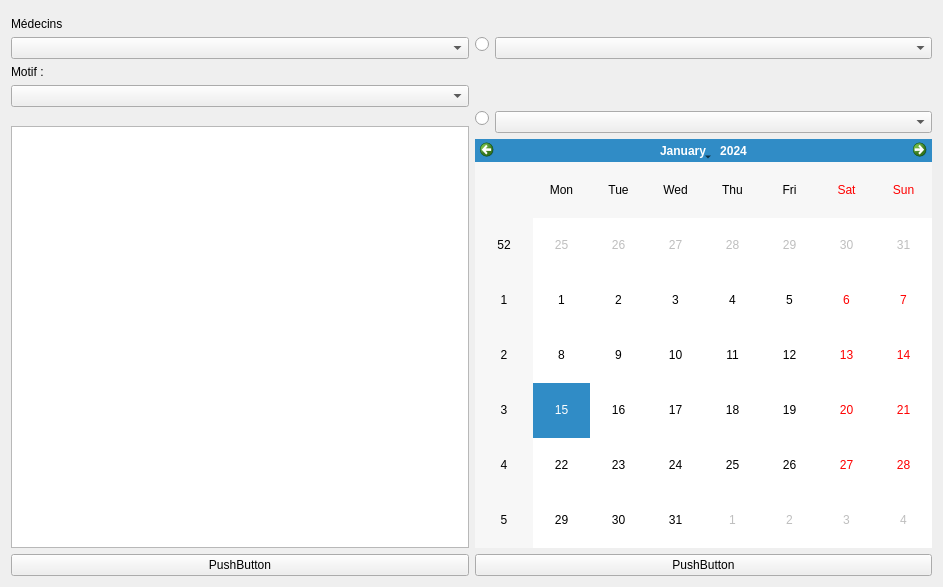
First picture: the form in front/ui/Rapport.ui, repository FabioF9/GSB-AppliVisiteur, before the edit.
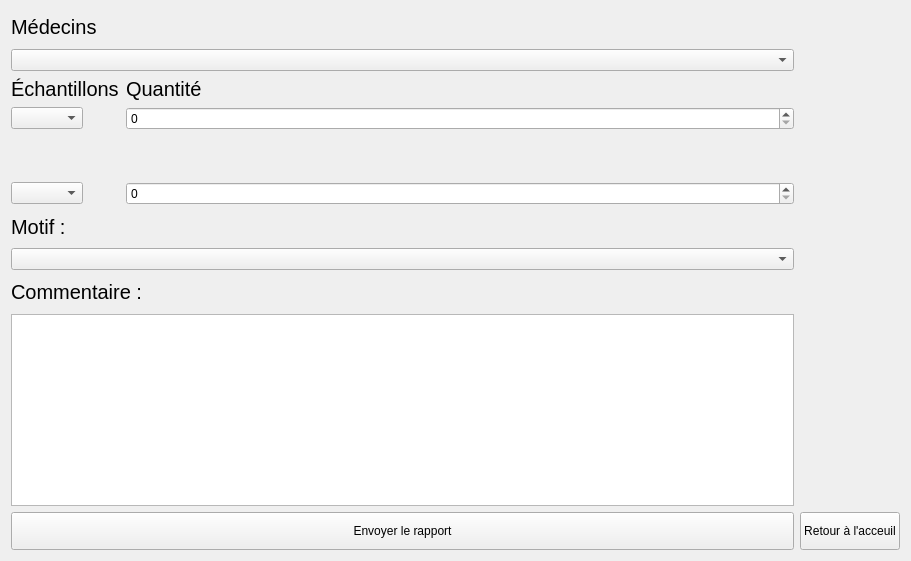
Second picture: the form after the edit. Icons and pictures are not drawn.

```diff
--- a/front/ui/Rapport.ui
+++ b/front/ui/Rapport.ui
@@ -6,8 +6,8 @@
    <rect>
     <x>0</x>
     <y>0</y>
-    <width>943</width>
-    <height>587</height>
+    <width>911</width>
+    <height>561</height>
    </rect>
   </property>
   <property name="windowTitle">
@@ -17,29 +17,91 @@
    <string>&lt;html&gt;&lt;head/&gt;&lt;body&gt;&lt;p&gt;&lt;img src=&quot;:/logoGSB/logoGSBresize.png&quot;/&gt;&lt;/p&gt;&lt;/body&gt;&lt;/html&gt;</string>
   </property>
   <layout class="QGridLayout" name="gridLayout">
-   <item row="2" column="2" rowspan="5">
+   <item row="12" column="3">
+    <widget class="QPushButton" name="rapport_to_index">
+     <property name="styleSheet">
+      <string notr="true">height: 30px;</string>
+     </property>
+     <property name="text">
+      <string>Retour à l'acceuil</string>
+     </property>
+    </widget>
+   </item>
+   <item row="5" column="1">
+    <widget class="QComboBox" name="rapport_motif"/>
+   </item>
+   <item row="12" column="1">
+    <widget class="QPushButton" name="rapport_envoyer">
+     <property name="styleSheet">
+      <string notr="true">height: 30px;</string>
+     </property>
+     <property name="text">
+      <string>Envoyer le rapport</string>
+     </property>
+    </widget>
+   </item>
+   <item row="10" column="3">
+    <widget class="QLabel" name="label">
+     <property name="toolTip">
+      <string>&lt;html&gt;&lt;head/&gt;&lt;body&gt;&lt;p&gt;&lt;img src=&quot;:/logogsb/logoGSBresize.png&quot;/&gt;&lt;/p&gt;&lt;/body&gt;&lt;/html&gt;</string>
+     </property>
+     <property name="text">
+      <string/>
+     </property>
+     <property name="pixmap">
+      <pixmap resource="ressources.qrc">:/logoGSB/logoGSBresize.png</pixmap>
+     </property>
+    </widget>
+   </item>
+   <item row="7" column="1" rowspan="4">
+    <widget class="QTextEdit" name="rapport_datas">
+     <property name="styleSheet">
+      <string notr="true"/>
+     </property>
+    </widget>
+   </item>
+   <item row="6" column="1">
+    <widget class="QLabel" name="label_4">
+     <property name="styleSheet">
+      <string notr="true">font-size: 20px;</string>
+     </property>
+     <property name="text">
+      <string>Commentaire :</string>
+     </property>
+    </widget>
+   </item>
+   <item row="1" column="1">
+    <widget class="QLabel" name="label_3">
+     <property name="styleSheet">
+      <string notr="true">font-size: 20px;</string>
+     </property>
+     <property name="text">
+      <string>Médecins</string>
+     </property>
+    </widget>
+   </item>
+   <item row="4" column="1">
+    <widget class="QLabel" name="label_2">
+     <property name="styleSheet">
+      <string notr="true">font-size: 20px;</string>
+     </property>
+     <property name="text">
+      <string>Motif :</string>
+     </property>
+    </widget>
+   </item>
+   <item row="3" column="1">
     <layout class="QFormLayout" name="formLayout">
-     <item row="0" column="0">
-      <widget class="QRadioButton" name="radioButton_1">
-       <property name="text">
-        <string/>
-       </property>
-      </widget>
-     </item>
-     <item row="0" column="1">
-      <widget class="QComboBox" name="rapport_echantillon1"/>
-     </item>
-     <item row="2" column="0">
-      <widget class="QRadioButton" name="radioButton_2">
-       <property name="text">
-        <string/>
-       </property>
-      </widget>
-     </item>
-     <item row="2" column="1">
-      <widget class="QComboBox" name="rapport_echantillon2"/>
-     </item>
-     <item row="1" column="1">
+     <property name="fieldGrowthPolicy">
+      <enum>QFormLayout::AllNonFixedFieldsGrow</enum>
+     </property>
+     <property name="rowWrapPolicy">
+      <enum>QFormLayout::WrapLongRows</enum>
+     </property>
+     <property name="horizontalSpacing">
+      <number>7</number>
+     </property>
+     <item row="4" column="1">
       <spacer name="verticalSpacer">
        <property name="orientation">
         <enum>Qt::Vertical</enum>
@@ -55,58 +117,51 @@
        </property>
       </spacer>
      </item>
+     <item row="5" column="0">
+      <widget class="QComboBox" name="rapport_echantillon2">
+       <property name="styleSheet">
+        <string notr="true"/>
+       </property>
+      </widget>
+     </item>
+     <item row="5" column="1">
+      <widget class="QSpinBox" name="rapport_echantillon2_compteur"/>
+     </item>
+     <item row="3" column="0">
+      <widget class="QComboBox" name="rapport_echantillon1">
+       <property name="styleSheet">
+        <string notr="true"/>
+       </property>
+      </widget>
+     </item>
+     <item row="3" column="1">
+      <widget class="QSpinBox" name="rapport_echantillon1_compteur"/>
+     </item>
+     <item row="1" column="0">
+      <widget class="QLabel" name="label_5">
+       <property name="styleSheet">
+        <string notr="true">font-size: 20px;</string>
+       </property>
+       <property name="text">
+        <string>Échantillons</string>
+       </property>
+      </widget>
+     </item>
+     <item row="1" column="1">
+      <widget class="QLabel" name="label_6">
+       <property name="styleSheet">
+        <string notr="true">font-size: 20px;</string>
+       </property>
+       <property name="text">
+        <string>Quantité</string>
+       </property>
+      </widget>
+     </item>
     </layout>
    </item>
-   <item row="6" column="1" rowspan="2">
-    <widget class="QTextEdit" name="rapport_datas"/>
-   </item>
-   <item row="0" column="2" rowspan="2">
-    <widget class="QLabel" name="label">
-     <property name="whatsThis">
-      <string>&lt;html&gt;&lt;head/&gt;&lt;body&gt;&lt;p&gt;&lt;img src=&quot;:/logoGSB/logoGSBresize.png&quot;/&gt;&lt;/p&gt;&lt;/body&gt;&lt;/html&gt;</string>
-     </property>
-     <property name="text">
-      <string>&lt;html&gt;&lt;head/&gt;&lt;body&gt;&lt;p align=&quot;center&quot;&gt;&lt;img src=&quot;:/logoGSB/logoGSBresize.png&quot;/&gt;&lt;/p&gt;&lt;/body&gt;&lt;/html&gt;</string>
-     </property>
-    </widget>
-   </item>
-   <item row="8" column="1">
-    <widget class="QPushButton" name="rapport_to_index">
-     <property name="text">
-      <string>PushButton</string>
-     </property>
-    </widget>
-   </item>
-   <item row="8" column="2">
-    <widget class="QPushButton" name="rapport_envoyer">
-     <property name="text">
-      <string>PushButton</string>
-     </property>
-    </widget>
-   </item>
-   <item row="3" column="1">
-    <widget class="QLabel" name="label_2">
-     <property name="text">
-      <string>Motif :</string>
-     </property>
-    </widget>
-   </item>
-   <item row="4" column="1">
-    <widget class="QComboBox" name="rapport_motif"/>
-   </item>
-   <item row="7" column="2">
-    <widget class="QCalendarWidget" name="rapport_calendrier"/>
-   </item>
    <item row="2" column="1">
     <widget class="QComboBox" name="rapport_medecins"/>
    </item>
-   <item row="1" column="1">
-    <widget class="QLabel" name="label_3">
-     <property name="text">
-      <string>Médecins</string>
-     </property>
-    </widget>
-   </item>
   </layout>
  </widget>
  <resources>
```
Left out of the diff: 1 changed line with no effect on the pictures.
